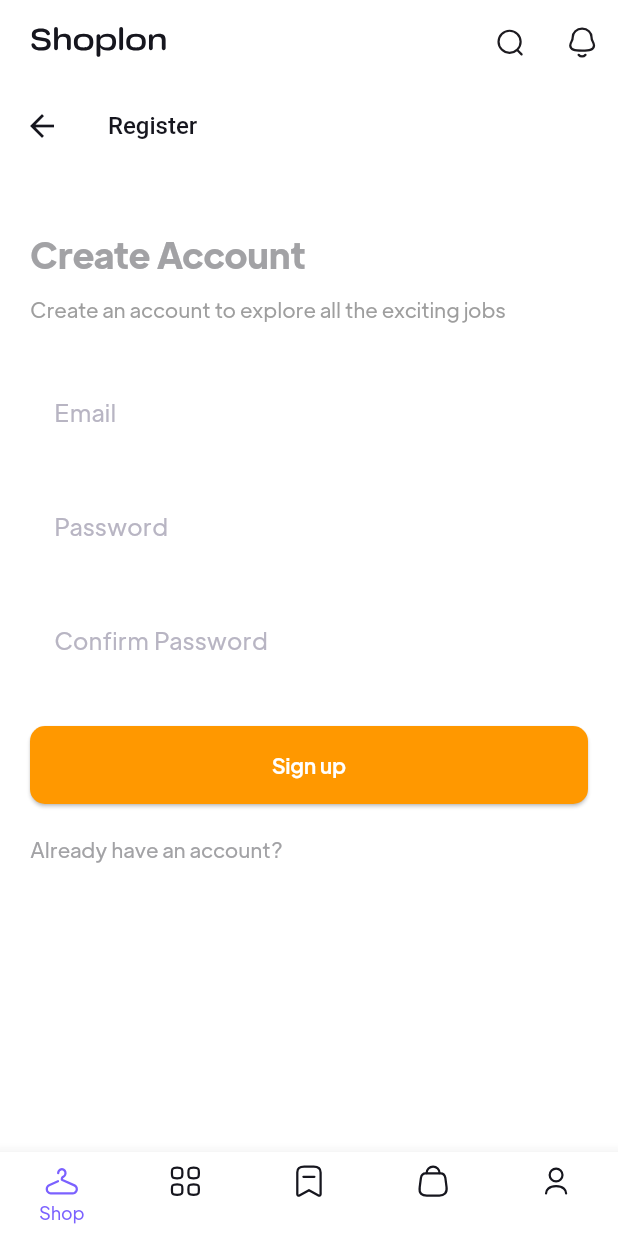
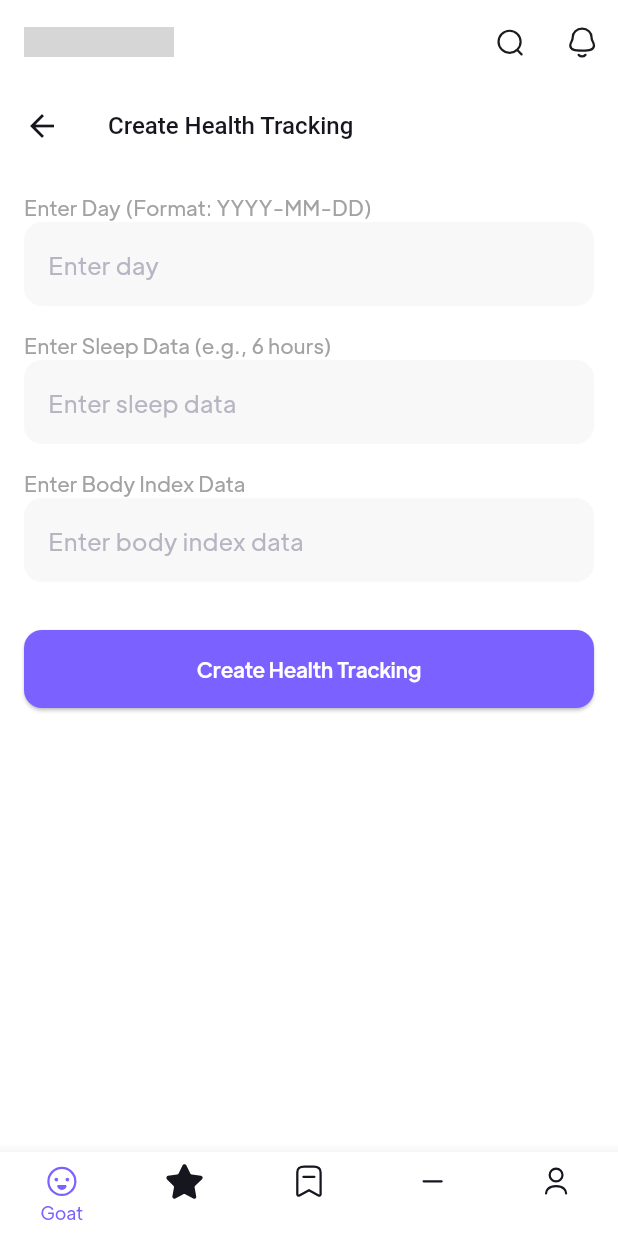
Before and after one commit to Phuocpvp/HealthCare, a Flutter app: the EntryPoint screen opened by its route, on a phone screen of 412 x 824 dp. Run offline on Flutter 3.47's test engine with Material 3 defaults, Android fonts, the phone set to English and light mode, and no system bars; our stand-ins replace flutter_dotenv, flutter_secure_storage, flutter_svg, form_field_validator, jwt_decoder; missing offline and left inert: jwt_decode; accounts and stored records are empty; network calls fail; grey boxes are pictures that could not be loaded.

Commit message:
[fix] fix sign up

```diff
--- a/client/lib/entry_point.dart
+++ b/client/lib/entry_point.dart
@@ -1,7 +1,12 @@
+import 'dart:io';
+
 import 'package:animations/animations.dart';
 import 'package:client/constants.dart';
+import 'package:client/screens/Disease_screen.dart';
 import 'package:client/screens/Login.dart';
-import 'package:client/screens/Register.dart';
+import 'package:client/screens/healthTracking/BodyIndex.dart';
+import 'package:client/screens/healthTracking/HealthGoals.dart';
+import 'package:client/screens/healthTracking/Sleep.dart';
 import 'package:flutter/material.dart';
 import 'package:flutter_svg/flutter_svg.dart';
 // import 'package:shop/route/screen_export.dart';
@@ -15,8 +20,10 @@ class EntryPoint extends StatefulWidget {
 
 class _EntryPointState extends State<EntryPoint> {
   final List _pages = [
-    RegisterPage(),
-    Login(),
+    HealthGoals(),
+    UpdateSleepDataScreen(),
+    UpdateBodyIndexScreen(),
+    Disease()
     // HomeScreen(),
     // DiscoverScreen(),
     // BookmarkScreen(),
@@ -50,7 +57,7 @@ class _EntryPointState extends State<EntryPoint> {
         leadingWidth: 0,
         centerTitle: false,
         title: SvgPicture.asset(
-          "assets/logo/Shoplon.svg",
+          "assets/logo/Language.svg",
           colorFilter: ColorFilter.mode(
               Theme.of(context).iconTheme.color!, BlendMode.srcIn),
           height: 20,
@@ -119,26 +126,28 @@ class _EntryPointState extends State<EntryPoint> {
           unselectedItemColor: Colors.transparent,
           items: [
             BottomNavigationBarItem(
-              icon: svgIcon("assets/icons/Shop.svg"),
-              activeIcon: svgIcon("assets/icons/Shop.svg", color: primaryColor),
-              label: "Shop",
+              icon: svgIcon("assets/icons/Emoji.svg"),
+              activeIcon:
+                  svgIcon("assets/icons/Emoji.svg", color: primaryColor),
+              label: "Goat",
             ),
             BottomNavigationBarItem(
-              icon: svgIcon("assets/icons/Category.svg"),
+              icon: svgIcon("assets/icons/Star_filled.svg"),
               activeIcon:
-                  svgIcon("assets/icons/Category.svg", color: primaryColor),
-              label: "Discover",
+                  svgIcon("assets/icons/Star_filled.svg", color: primaryColor),
+              label: "Sleep",
             ),
             BottomNavigationBarItem(
               icon: svgIcon("assets/icons/Bookmark.svg"),
               activeIcon:
                   svgIcon("assets/icons/Bookmark.svg", color: primaryColor),
-              label: "Bookmark",
+              label: "Body",
             ),
             BottomNavigationBarItem(
-              icon: svgIcon("assets/icons/Bag.svg"),
-              activeIcon: svgIcon("assets/icons/Bag.svg", color: primaryColor),
-              label: "Cart",
+              icon: svgIcon("assets/icons/Minus.svg"),
+              activeIcon:
+                  svgIcon("assets/icons/Minus.svg", color: primaryColor),
+              label: "Disease",
             ),
             BottomNavigationBarItem(
               icon: svgIcon("assets/icons/Profile.svg"),
--- a/client/lib/routes/Routes.dart
+++ b/client/lib/routes/Routes.dart
@@ -6,6 +6,9 @@ import 'package:client/screens/Login.dart';
 import 'package:client/screens/TestData.dart';
 import 'package:client/screens/Profile.dart';
 import 'package:client/screens/Update_Info.dart';
+import 'package:client/screens/healthTracking/BodyIndex.dart';
+import 'package:client/screens/healthTracking/HealthGoals.dart';
+import 'package:client/screens/healthTracking/Sleep.dart';
 import 'package:client/screens/signup_screen.dart';
 import 'package:flutter/material.dart';
 // import '../screens/Login.dart';
@@ -18,6 +21,9 @@ class AppRoutes {
   static const String update = '/update';
   static const String disease = '/disease';
   static const String entry = '/entry';
+  static const String sleep = '/sleep';
+  static const String healthGoals = '/healthGoals';
+  static const String bodyIndex = '/bodyIndex';
 
   static Map<String, WidgetBuilder> get routes {
     return {
@@ -27,7 +33,10 @@ class AppRoutes {
       profile: (context) => UserInfo(),
       update: (context) => UpdateInfo(),
       disease: (context) => Disease(),
-      entry: (context) => EntryPoint()
+      entry: (context) => EntryPoint(),
+      sleep: (context) => UpdateSleepDataScreen(),
+      healthGoals: (context) => HealthGoals(),
+      bodyIndex: (context) => UpdateBodyIndexScreen()
     };
   }
 }
--- /dev/null
+++ b/client/lib/screens/healthTracking/BodyIndex.dart
@@ -0,0 +1,45 @@
+import 'package:flutter/material.dart';
+
+class UpdateBodyIndexScreen extends StatefulWidget {
+  @override
+  _UpdateBodyIndexScreenState createState() => _UpdateBodyIndexScreenState();
+}
+
+class _UpdateBodyIndexScreenState extends State<UpdateBodyIndexScreen> {
+  final TextEditingController heightController = TextEditingController();
+  final TextEditingController weightController = TextEditingController();
+
+  @override
+  Widget build(BuildContext context) {
+    return Scaffold(
+      appBar: AppBar(title: Text("Update Body Index")),
+      body: Padding(
+        padding: const EdgeInsets.all(16.0),
+        child: Column(
+          crossAxisAlignment: CrossAxisAlignment.start,
+          children: [
+            Text("Enter Height (in cm)"),
+            TextField(
+              controller: heightController,
+              decoration: InputDecoration(hintText: 'Enter height'),
+            ),
+            SizedBox(height: 16),
+            Text("Enter Weight (in kg)"),
+            TextField(
+              controller: weightController,
+              decoration: InputDecoration(hintText: 'Enter weight'),
+            ),
+            SizedBox(height: 32),
+            ElevatedButton(
+              onPressed: () {
+                // Call API to update body index data
+                print("Updating body index data...");
+              },
+              child: Text("Update Body Index"),
+            ),
+          ],
+        ),
+      ),
+    );
+  }
+}
--- /dev/null
+++ b/client/lib/screens/healthTracking/HealthGoals.dart
@@ -0,0 +1,52 @@
+import 'package:flutter/material.dart';
+
+class HealthGoals extends StatefulWidget {
+  @override
+  _HealthGoals createState() => _HealthGoals();
+}
+
+class _HealthGoals extends State<HealthGoals> {
+  final TextEditingController dayController = TextEditingController();
+  final TextEditingController sleepController = TextEditingController();
+  final TextEditingController bodyIndexController = TextEditingController();
+
+  @override
+  Widget build(BuildContext context) {
+    return Scaffold(
+      appBar: AppBar(title: Text("Create Health Tracking")),
+      body: Padding(
+        padding: const EdgeInsets.all(16.0),
+        child: Column(
+          crossAxisAlignment: CrossAxisAlignment.start,
+          children: [
+            Text("Enter Day (Format: YYYY-MM-DD)"),
+            TextField(
+              controller: dayController,
+              decoration: InputDecoration(hintText: 'Enter day'),
+            ),
+            SizedBox(height: 16),
+            Text("Enter Sleep Data (e.g., 6 hours)"),
+            TextField(
+              controller: sleepController,
+              decoration: InputDecoration(hintText: 'Enter sleep data'),
+            ),
+            SizedBox(height: 16),
+            Text("Enter Body Index Data"),
+            TextField(
+              controller: bodyIndexController,
+              decoration: InputDecoration(hintText: 'Enter body index data'),
+            ),
+            SizedBox(height: 32),
+            ElevatedButton(
+              onPressed: () {
+                // Call API to create new health tracking
+                print("Creating new health tracking...");
+              },
+              child: Text("Create Health Tracking"),
+            ),
+          ],
+        ),
+      ),
+    );
+  }
+}
--- /dev/null
+++ b/client/lib/screens/healthTracking/Sleep.dart
@@ -0,0 +1,52 @@
+import 'package:flutter/material.dart';
+
+class UpdateSleepDataScreen extends StatefulWidget {
+  @override
+  _UpdateSleepDataScreenState createState() => _UpdateSleepDataScreenState();
+}
+
+class _UpdateSleepDataScreenState extends State<UpdateSleepDataScreen> {
+  final TextEditingController sleepTimeController = TextEditingController();
+  final TextEditingController startTimeController = TextEditingController();
+  final TextEditingController endTimeController = TextEditingController();
+
+  @override
+  Widget build(BuildContext context) {
+    return Scaffold(
+      appBar: AppBar(title: Text("Update Sleep Data")),
+      body: Padding(
+        padding: const EdgeInsets.all(16.0),
+        child: Column(
+          crossAxisAlignment: CrossAxisAlignment.start,
+          children: [
+            Text("Enter Sleep Duration (hours)"),
+            TextField(
+              controller: sleepTimeController,
+              decoration: InputDecoration(hintText: 'Enter sleep duration'),
+            ),
+            SizedBox(height: 16),
+            Text("Enter Sleep Start Time (e.g., 10:00 PM)"),
+            TextField(
+              controller: startTimeController,
+              decoration: InputDecoration(hintText: 'Enter start time'),
+            ),
+            SizedBox(height: 16),
+            Text("Enter Sleep End Time (e.g., 6:00 AM)"),
+            TextField(
+              controller: endTimeController,
+              decoration: InputDecoration(hintText: 'Enter end time'),
+            ),
+            SizedBox(height: 32),
+            ElevatedButton(
+              onPressed: () {
+                // Call API to update sleep data
+                print("Updating sleep data...");
+              },
+              child: Text("Update Sleep Data"),
+            ),
+          ],
+        ),
+      ),
+    );
+  }
+}
--- a/client/lib/services/login_API.dart
+++ b/client/lib/services/login_API.dart
@@ -1,5 +1,5 @@
 import 'dart:convert';
-import 'package:client/models/Login-DTO.dart';
+import 'package:client/models/user.dart';
 import 'package:flutter_dotenv/flutter_dotenv.dart';
 import 'package:http/http.dart' as http;
 
```
Also changed, not shown: client/lib/screens/TestData.dart (+30 -18 lines), client/lib/screens/components/sign_up_form.dart (+9 -0 lines), client/lib/screens/register_view.dart (+165 -165 lines), client/lib/screens/signup_screen.dart (+40 -37 lines), client/assets/logo/Shoplon.svg, 2 other files.
